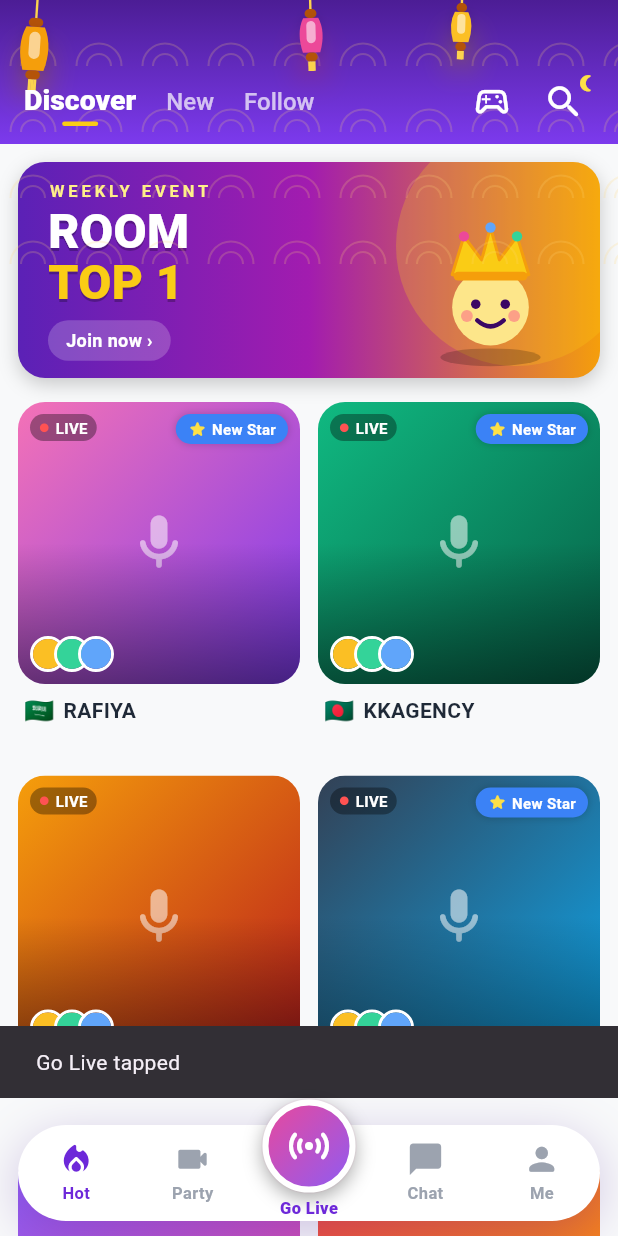
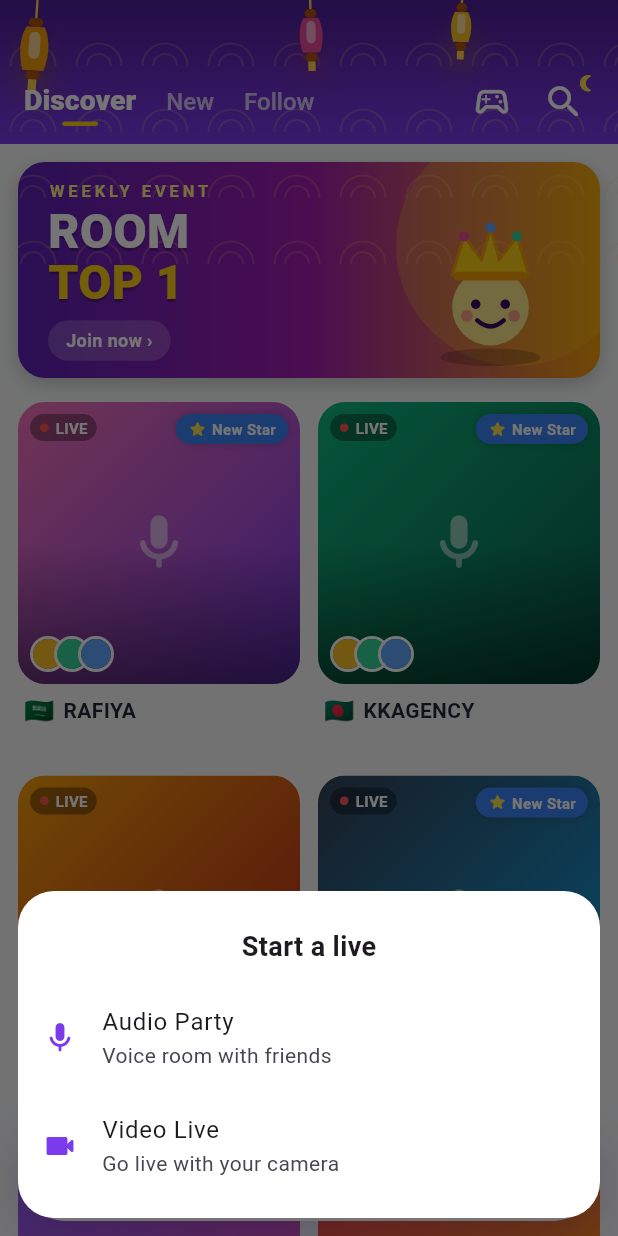
Before and after one commit to mdmamunrd/RdLive2, a Flutter app: the HomeScreen screen opened directly, item 3 of the bottom bar chosen, on a phone screen of 412 x 824 dp. Run offline on Flutter 3.47's test engine with Material 3 defaults, Android fonts, the phone set to English and light mode, and no system bars; our stand-ins replace cached_network_image, device_info_plus, firebase_auth, firebase_core, google_sign_in, permission_handler and 1 more; missing offline and left inert: agora_rtc_engine, flutter_facebook_auth; accounts and stored records are empty.

Commit message:
Implement live mode selection in HomeScreen
Added a new bottom sheet for selecting live modes and updated the _goLive method to handle the selection.

```diff
--- a/lib/screens/home_screen.dart
+++ b/lib/screens/home_screen.dart
@@ -10,6 +10,7 @@ import '../widgets/hero_banner.dart';
 import '../widgets/home_header.dart';
 import '../widgets/rd_bottom_nav.dart';
 import '../widgets/room_card.dart';
+import 'host_live_screen.dart';
 import 'room_screen.dart';
 
 class HomeScreen extends StatefulWidget {
@@ -42,7 +43,6 @@ class _HomeScreenState extends State<HomeScreen> {
   }
 
   void _openRoom(LiveRoom room) {
-    // TODO: pass room.id and join the live room channel
     // Entering a room never needs a permission; ask for the mic in the background so voice seats work.
     PermissionPrompts.softAsk(PermissionService.voiceSet);
     Navigator.of(context).push(
@@ -51,11 +51,21 @@ class _HomeScreenState extends State<HomeScreen> {
   }
 
   Future<void> _goLive() async {
-    if (!await PermissionPrompts.forLive(context)) return; // camera + microphone
-    if (!mounted) return;
-    // TODO: create room -> HostRoomScreen
-    ScaffoldMessenger.of(context)
-        .showSnackBar(const SnackBar(content: Text('Go Live tapped'), duration: Duration(seconds: 1)));
+    final mode = await showModalBottomSheet<LiveMode>(
+      context: context,
+      backgroundColor: Colors.transparent,
+      builder: (_) => const _GoLiveSheet(),
+    );
+    if (mode == null || !mounted) return;
+
+    if (mode == LiveMode.video) {
+      if (!await PermissionPrompts.forLive(context)) return; // camera + microphone
+      if (!mounted) return;
+    }
+
+    await Navigator.of(context).push(
+      MaterialPageRoute<void>(builder: (_) => HostLiveScreen(mode: mode)),
+    );
   }
 
   @override
@@ -136,7 +146,6 @@ class _HomeScreenState extends State<HomeScreen> {
         onSelect: (n) => setState(() => _nav = n),
         onGoLive: _goLive,
       ),
-      // Dev-only: long-press header area to sign out could be added; kept simple here.
       floatingActionButton: null,
     );
   }
@@ -144,3 +153,46 @@ class _HomeScreenState extends State<HomeScreen> {
   // ignore: unused_element
   Future<void> _signOut() => AuthService.instance.signOut();
 }
+
+class _GoLiveSheet extends StatelessWidget {
+  const _GoLiveSheet();
+
+  @override
+  Widget build(BuildContext context) {
+    return Container(
+      margin: const EdgeInsets.all(12),
+      padding: const EdgeInsets.symmetric(vertical: 12),
+      decoration: BoxDecoration(
+        color: Colors.white,
+        borderRadius: BorderRadius.circular(24),
+      ),
+      child: SafeArea(
+        top: false,
+        child: Column(
+          mainAxisSize: MainAxisSize.min,
+          children: [
+            const Padding(
+              padding: EdgeInsets.all(12),
+              child: Text(
+                'Start a live',
+                style: TextStyle(fontSize: 18, fontWeight: FontWeight.bold),
+              ),
+            ),
+            ListTile(
+              leading: const Icon(Icons.mic_rounded, color: AppColors.violet),
+              title: const Text('Audio Party'),
+              subtitle: const Text('Voice room with friends'),
+              onTap: () => Navigator.of(context).pop(LiveMode.audio),
+            ),
+            ListTile(
+              leading: const Icon(Icons.videocam_rounded, color: AppColors.violet),
+              title: const Text('Video Live'),
+              subtitle: const Text('Go live with your camera'),
+              onTap: () => Navigator.of(context).pop(LiveMode.video),
+            ),
+          ],
+        ),
+      ),
+    );
+  }
+}
```
